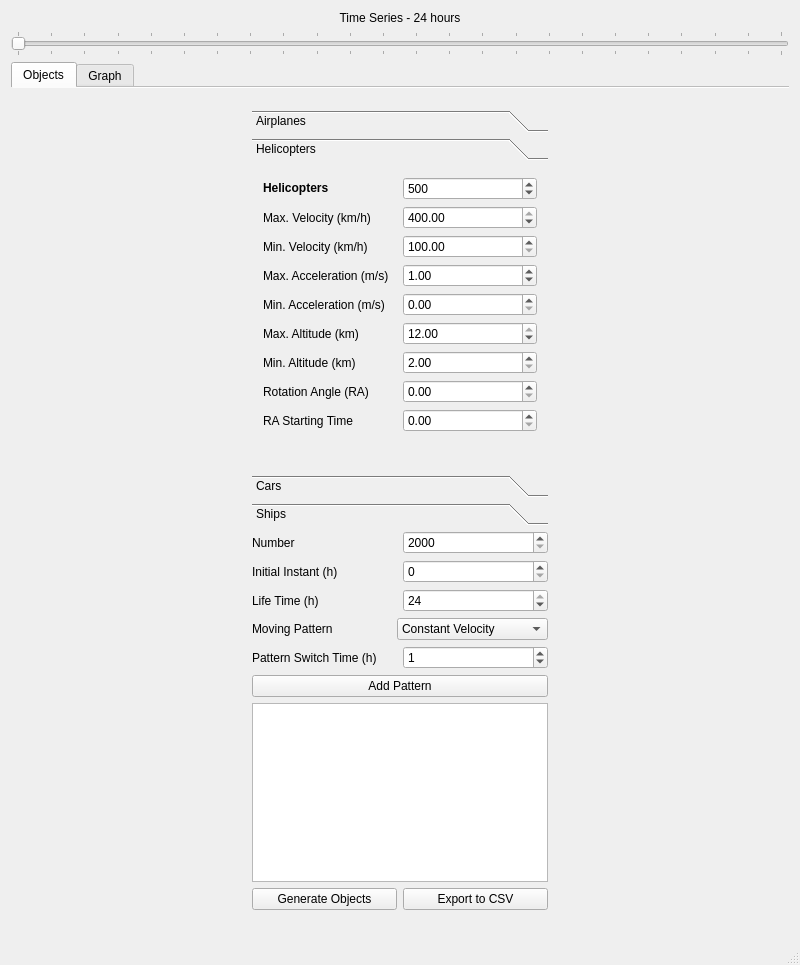
Qt form mainwindow.ui (sergiosvieira/mog) before a commit.
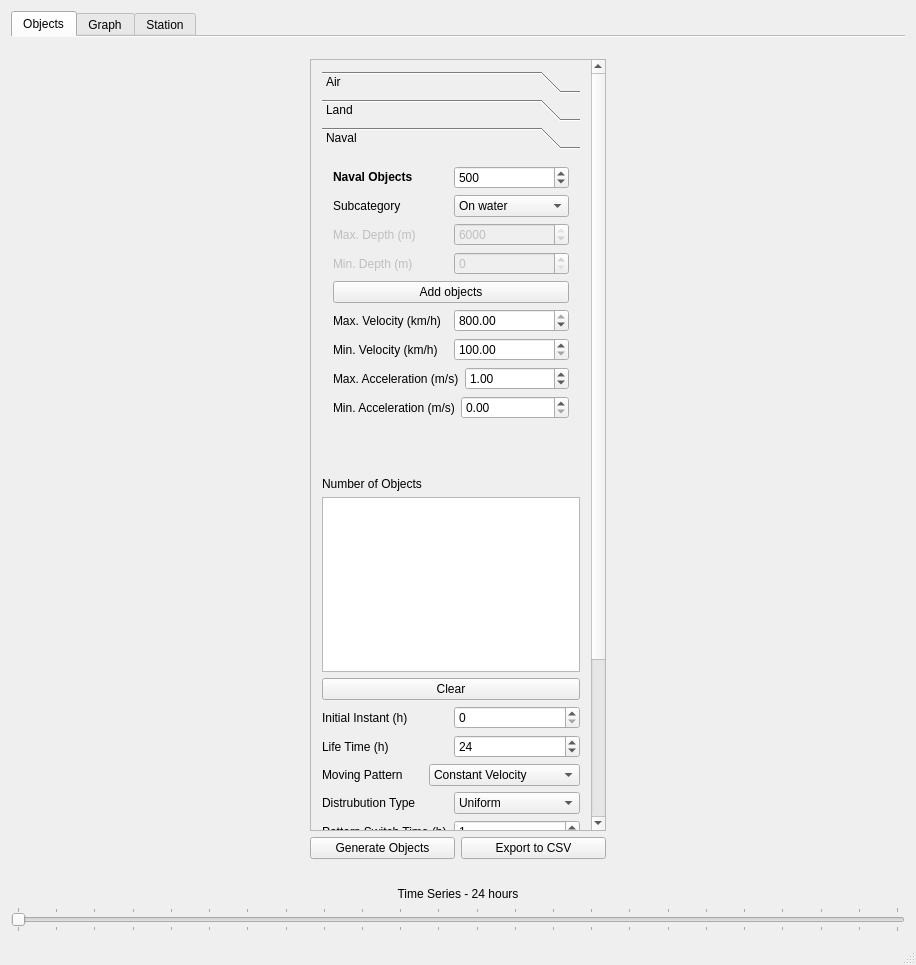
The same form after that commit. The open tabs and pages were chosen to show the change.

Patch:
```diff
--- a/mainwindow.ui
+++ b/mainwindow.ui
@@ -6,7 +6,7 @@
    <rect>
     <x>0</x>
     <y>0</y>
-    <width>800</width>
+    <width>916</width>
     <height>965</height>
    </rect>
   </property>
@@ -20,37 +20,14 @@
      <verstretch>0</verstretch>
     </sizepolicy>
    </property>
-   <layout class="QVBoxLayout" name="_2">
-    <item>
-     <widget class="QLabel" name="label_26">
-      <property name="text">
-       <string>Time Series - 24 hours</string>
-      </property>
-      <property name="alignment">
-       <set>Qt::AlignHCenter|Qt::AlignTop</set>
-      </property>
-     </widget>
-    </item>
-    <item>
-     <widget class="QSlider" name="timeSlider">
-      <property name="maximum">
-       <number>23</number>
-      </property>
-      <property name="orientation">
-       <enum>Qt::Horizontal</enum>
-      </property>
-      <property name="tickPosition">
-       <enum>QSlider::TicksBothSides</enum>
-      </property>
-     </widget>
-    </item>
+   <layout class="QVBoxLayout" name="verticalLayout_12">
     <item>
      <widget class="QTabWidget" name="tabWidget">
       <property name="tabShape">
        <enum>QTabWidget::Rounded</enum>
       </property>
       <property name="currentIndex">
-       <number>0</number>
+       <number>1</number>
       </property>
       <property name="documentMode">
        <bool>true</bool>
@@ -77,27 +54,60 @@
               </property>
               <layout class="QVBoxLayout" name="verticalLayout_2">
                <item>
+                <widget class="QScrollArea" name="scrollArea">
+                 <property name="sizePolicy">
+                  <sizepolicy hsizetype="Expanding" vsizetype="Expanding">
+                   <horstretch>0</horstretch>
+                   <verstretch>0</verstretch>
+                  </sizepolicy>
+                 </property>
+                 <property name="minimumSize">
+                  <size>
+                   <width>0</width>
+                   <height>0</height>
+                  </size>
+                 </property>
+                 <property name="widgetResizable">
+                  <bool>true</bool>
+                 </property>
+                 <widget class="QWidget" name="scrollAreaWidgetContents">
+                  <property name="geometry">
+                   <rect>
+                    <x>0</x>
+                    <y>-346</y>
+                    <width>301</width>
+                    <height>1056</height>
+                   </rect>
+                  </property>
+                  <layout class="QVBoxLayout" name="verticalLayout_13">
+                   <item>
                 <widget class="QToolBox" name="toolBox">
                  <property name="minimumSize">
                   <size>
                    <width>0</width>
-                   <height>0</height>
+                       <height>400</height>
                   </size>
                  </property>
                  <property name="currentIndex">
-                  <number>0</number>
+                      <number>2</number>
                  </property>
                  <widget class="QWidget" name="page_3">
                   <property name="geometry">
                    <rect>
                     <x>0</x>
                     <y>0</y>
-                    <width>279</width>
-                    <height>276</height>
-                   </rect>
-                  </property>
+                        <width>262</width>
+                        <height>401</height>
+                       </rect>
+                      </property>
+                      <property name="minimumSize">
+                       <size>
+                        <width>0</width>
+                        <height>0</height>
+                       </size>
+                      </property>
                   <attribute name="label">
-                   <string>Airplanes</string>
+                       <string>Air</string>
                   </attribute>
                   <layout class="QVBoxLayout" name="verticalLayout_6">
                    <item>
@@ -105,14 +115,14 @@
                      <item>
                       <widget class="QLabel" name="label_36">
                        <property name="text">
-                        <string>&lt;b&gt;Airplanes&lt;/b&gt;</string>
+                            <string>&lt;html&gt;&lt;head/&gt;&lt;body&gt;&lt;p&gt;&lt;span style=&quot; font-weight:600;&quot;&gt;Air objects&lt;/span&gt;&lt;/p&gt;&lt;/body&gt;&lt;/html&gt;</string>
                        </property>
                       </widget>
                      </item>
                      <item>
-                      <widget class="QSpinBox" name="airplanesSB">
+                          <widget class="QSpinBox" name="airSB">
                        <property name="maximum">
-                        <number>6000</number>
+                            <number>2000</number>
                        </property>
                        <property name="value">
                         <number>500</number>
@@ -121,6 +131,115 @@
                      </item>
                     </layout>
                    </item>
+                       <item>
+                        <layout class="QHBoxLayout" name="horizontalLayout_31">
+                         <property name="spacing">
+                          <number>-1</number>
+                         </property>
+                         <property name="leftMargin">
+                          <number>0</number>
+                         </property>
+                         <property name="topMargin">
+                          <number>0</number>
+                         </property>
+                         <item>
+                          <widget class="QLabel" name="label_29">
+                           <property name="text">
+                            <string>Subcategory</string>
+                           </property>
+                          </widget>
+                         </item>
+                         <item>
+                          <widget class="QComboBox" name="airComboBox">
+                           <item>
+                            <property name="text">
+                             <string>Airplane</string>
+                            </property>
+                           </item>
+                           <item>
+                            <property name="text">
+                             <string>Helicopter</string>
+                            </property>
+                           </item>
+                           <item>
+                            <property name="text">
+                             <string>Missile</string>
+                            </property>
+                           </item>
+                           <item>
+                            <property name="text">
+                             <string>Cargo Aircraft</string>
+                            </property>
+                           </item>
+                           <item>
+                            <property name="text">
+                             <string>Fighter Jet</string>
+                            </property>
+                           </item>
+                           <item>
+                            <property name="text">
+                             <string>Boeing Airplane</string>
+                            </property>
+                           </item>
+                          </widget>
+                         </item>
+                        </layout>
+                       </item>
+                       <item>
+                        <widget class="QPushButton" name="pushButton_3">
+                         <property name="text">
+                          <string>Add objects</string>
+                         </property>
+                        </widget>
+                       </item>
+                       <item>
+                        <layout class="QHBoxLayout" name="horizontalLayout_9">
+                         <item>
+                          <widget class="QLabel" name="RALabel">
+                           <property name="enabled">
+                            <bool>false</bool>
+                           </property>
+                           <property name="text">
+                            <string>Rotation Angle (RA)</string>
+                           </property>
+                          </widget>
+                         </item>
+                         <item>
+                          <widget class="QDoubleSpinBox" name="RA">
+                           <property name="enabled">
+                            <bool>false</bool>
+                           </property>
+                           <property name="maximum">
+                            <double>360.000000000000000</double>
+                           </property>
+                          </widget>
+                         </item>
+                        </layout>
+                       </item>
+                       <item>
+                        <layout class="QHBoxLayout" name="horizontalLayout_10">
+                         <item>
+                          <widget class="QLabel" name="RASTLabel">
+                           <property name="enabled">
+                            <bool>false</bool>
+                           </property>
+                           <property name="text">
+                            <string>RA Starting Time</string>
+                           </property>
+                          </widget>
+                         </item>
+                         <item>
+                          <widget class="QDoubleSpinBox" name="RAST">
+                           <property name="enabled">
+                            <bool>false</bool>
+                           </property>
+                           <property name="maximum">
+                            <double>86400.000000000000000</double>
+                           </property>
+                          </widget>
+                         </item>
+                        </layout>
+                       </item>
                    <item>
                     <layout class="QHBoxLayout" name="horizontalLayout_5">
                      <item>
@@ -252,221 +371,17 @@
                    </item>
                   </layout>
                  </widget>
-                 <widget class="QWidget" name="page_4">
-                  <property name="geometry">
-                   <rect>
-                    <x>0</x>
-                    <y>0</y>
-                    <width>279</width>
-                    <height>348</height>
-                   </rect>
-                  </property>
-                  <attribute name="label">
-                   <string>Helicopters</string>
-                  </attribute>
-                  <layout class="QVBoxLayout" name="verticalLayout_7">
-                   <item>
-                    <layout class="QHBoxLayout" name="horizontalLayout_39">
-                     <item>
-                      <widget class="QLabel" name="label_37">
-                       <property name="text">
-                        <string>&lt;b&gt;Helicopters&lt;/b&gt;</string>
-                       </property>
-                      </widget>
-                     </item>
-                     <item>
-                      <widget class="QSpinBox" name="helicoptersSB">
-                       <property name="maximum">
-                        <number>6000</number>
-                       </property>
-                       <property name="value">
-                        <number>500</number>
-                       </property>
-                      </widget>
-                     </item>
-                    </layout>
-                   </item>
-                   <item>
-                    <layout class="QHBoxLayout" name="horizontalLayout_15">
-                     <item>
-                      <widget class="QLabel" name="maxVelHeliLabel">
-                       <property name="text">
-                        <string>Max. Velocity (km/h)</string>
-                       </property>
-                      </widget>
-                     </item>
-                     <item>
-                      <widget class="QDoubleSpinBox" name="maxVelHeli">
-                       <property name="minimum">
-                        <double>0.000000000000000</double>
-                       </property>
-                       <property name="maximum">
-                        <double>400.000000000000000</double>
-                       </property>
-                       <property name="value">
-                        <double>400.000000000000000</double>
-                       </property>
-                      </widget>
-                     </item>
-                    </layout>
-                   </item>
-                   <item>
-                    <layout class="QHBoxLayout" name="horizontalLayout_16">
-                     <item>
-                      <widget class="QLabel" name="label_13">
-                       <property name="text">
-                        <string>Min. Velocity (km/h)</string>
-                       </property>
-                      </widget>
-                     </item>
-                     <item>
-                      <widget class="QDoubleSpinBox" name="minVelHeli">
-                       <property name="minimum">
-                        <double>100.000000000000000</double>
-                       </property>
-                       <property name="maximum">
-                        <double>400.000000000000000</double>
-                       </property>
-                      </widget>
-                     </item>
-                    </layout>
-                   </item>
-                   <item>
-                    <layout class="QHBoxLayout" name="horizontalLayout_17">
-                     <item>
-                      <widget class="QLabel" name="label_14">
-                       <property name="text">
-                        <string>Max. Acceleration (m/s)</string>
-                       </property>
-                      </widget>
-                     </item>
-                     <item>
-                      <widget class="QDoubleSpinBox" name="maxAccelHeli">
-                       <property name="value">
-                        <double>1.000000000000000</double>
-                       </property>
-                      </widget>
-                     </item>
-                    </layout>
-                   </item>
-                   <item>
-                    <layout class="QHBoxLayout" name="horizontalLayout_18">
-                     <item>
-                      <widget class="QLabel" name="label_15">
-                       <property name="text">
-                        <string>Min. Acceleration (m/s)</string>
-                       </property>
-                      </widget>
-                     </item>
-                     <item>
-                      <widget class="QDoubleSpinBox" name="minAccelHeli"/>
-                     </item>
-                    </layout>
-                   </item>
-                   <item>
-                    <layout class="QHBoxLayout" name="horizontalLayout_19">
-                     <item>
-                      <widget class="QLabel" name="label_16">
-                       <property name="text">
-                        <string>Max. Altitude (km)</string>
-                       </property>
-                      </widget>
-                     </item>
-                     <item>
-                      <widget class="QDoubleSpinBox" name="maxAltHeli">
-                       <property name="maximum">
-                        <double>12.000000000000000</double>
-                       </property>
-                       <property name="value">
-                        <double>12.000000000000000</double>
-                       </property>
-                      </widget>
-                     </item>
-                    </layout>
-                   </item>
-                   <item>
-                    <layout class="QHBoxLayout" name="horizontalLayout_20">
-                     <item>
-                      <widget class="QLabel" name="label_17">
-                       <property name="text">
-                        <string>Min. Altitude (km)</string>
-                       </property>
-                      </widget>
-                     </item>
-                     <item>
-                      <widget class="QDoubleSpinBox" name="minAltHeli">
-                       <property name="minimum">
-                        <double>2.000000000000000</double>
-                       </property>
-                       <property name="maximum">
-                        <double>12.000000000000000</double>
-                       </property>
-                      </widget>
-                     </item>
-                    </layout>
-                   </item>
-                   <item>
-                    <layout class="QHBoxLayout" name="horizontalLayout_9">
-                     <item>
-                      <widget class="QLabel" name="label_12">
-                       <property name="text">
-                        <string>Rotation Angle (RA)</string>
-                       </property>
-                      </widget>
-                     </item>
-                     <item>
-                      <widget class="QDoubleSpinBox" name="RA">
-                       <property name="maximum">
-                        <double>360.000000000000000</double>
-                       </property>
-                      </widget>
-                     </item>
-                    </layout>
-                   </item>
-                   <item>
-                    <layout class="QHBoxLayout" name="horizontalLayout_10">
-                     <item>
-                      <widget class="QLabel" name="label_4">
-                       <property name="text">
-                        <string>RA Starting Time</string>
-                       </property>
-                      </widget>
-                     </item>
-                     <item>
-                      <widget class="QDoubleSpinBox" name="RAST">
-                       <property name="maximum">
-                        <double>86400.000000000000000</double>
-                       </property>
-                      </widget>
-                     </item>
-                    </layout>
-                   </item>
-                   <item>
-                    <spacer name="verticalSpacer_2">
-                     <property name="orientation">
-                      <enum>Qt::Vertical</enum>
-                     </property>
-                     <property name="sizeHint" stdset="0">
-                      <size>
-                       <width>20</width>
-                       <height>40</height>
-                      </size>
-                     </property>
-                    </spacer>
-                   </item>
-                  </layout>
-                 </widget>
                  <widget class="QWidget" name="page_5">
                   <property name="geometry">
                    <rect>
                     <x>0</x>
                     <y>0</y>
-                    <width>294</width>
-                    <height>207</height>
+                        <width>277</width>
+                        <height>298</height>
                    </rect>
                   </property>
                   <attribute name="label">
-                   <string>Cars</string>
+                       <string>Land</string>
                   </attribute>
                   <layout class="QVBoxLayout" name="verticalLayout_10">
                    <item>
@@ -474,14 +389,14 @@
                      <item>
                       <widget class="QLabel" name="label_38">
                        <property name="text">
-                        <string>&lt;b&gt;Cars&lt;/b&gt;</string>
+                            <string>&lt;html&gt;&lt;head/&gt;&lt;body&gt;&lt;p&gt;&lt;span style=&quot; font-weight:600;&quot;&gt;Land Objects&lt;/span&gt;&lt;/p&gt;&lt;/body&gt;&lt;/html&gt;</string>
                        </property>
                       </widget>
                      </item>
                      <item>
-                      <widget class="QSpinBox" name="carsSB">
+                          <widget class="QSpinBox" name="landSB">
                        <property name="maximum">
-                        <number>6000</number>
+                            <number>2000</number>
                        </property>
                        <property name="value">
                         <number>500</number>
@@ -490,6 +405,13 @@
                      </item>
                     </layout>
                    </item>
+                       <item>
+                        <widget class="QPushButton" name="pushButton_4">
+                         <property name="text">
+                          <string>Add objects</string>
+                         </property>
+                        </widget>
+                       </item>
                    <item>
                     <layout class="QHBoxLayout" name="horizontalLayout_21">
                      <item>
@@ -587,12 +509,12 @@
                    <rect>
                     <x>0</x>
                     <y>0</y>
-                    <width>279</width>
-                    <height>276</height>
+                        <width>262</width>
+                        <height>335</height>
                    </rect>
                   </property>
                   <attribute name="label">
-                   <string>Ships</string>
+                       <string>Naval</string>
                   </attribute>
                   <layout class="QVBoxLayout" name="verticalLayout_11">
                    <item>
@@ -600,14 +522,14 @@
                      <item>
                       <widget class="QLabel" name="label_39">
                        <property name="text">
-                        <string>&lt;b&gt;Ships&lt;/b&gt;</string>
+                            <string>&lt;html&gt;&lt;head/&gt;&lt;body&gt;&lt;p&gt;&lt;span style=&quot; font-weight:600;&quot;&gt;Naval Objects&lt;/span&gt;&lt;/p&gt;&lt;/body&gt;&lt;/html&gt;</string>
                        </property>
                       </widget>
                      </item>
                      <item>
-                      <widget class="QSpinBox" name="shipsSB">
+                          <widget class="QSpinBox" name="navalSB">
                        <property name="maximum">
-                        <number>6000</number>
+                            <number>2000</number>
                        </property>
                        <property name="value">
                         <number>500</number>
@@ -616,6 +538,92 @@
                      </item>
                     </layout>
                    </item>
+                       <item>
+                        <layout class="QHBoxLayout" name="horizontalLayout_15">
+                         <property name="topMargin">
+                          <number>0</number>
+                         </property>
+                         <item>
+                          <widget class="QLabel" name="label_13">
+                           <property name="text">
+                            <string>Subcategory</string>
+                           </property>
+                          </widget>
+                         </item>
+                         <item>
+                          <widget class="QComboBox" name="navalComboBox">
+                           <item>
+                            <property name="text">
+                             <string>On water</string>
+                            </property>
+                           </item>
+                           <item>
+                            <property name="text">
+                             <string>Underwater</string>
+                            </property>
+                           </item>
+                          </widget>
+                         </item>
+                        </layout>
+                       </item>
+                       <item>
+                        <layout class="QHBoxLayout" name="horizontalLayout_32">
+                         <item>
+                          <widget class="QLabel" name="maxDepthLabel">
+                           <property name="enabled">
+                            <bool>false</bool>
+                           </property>
+                           <property name="text">
+                            <string>Max. Depth (m)</string>
+                           </property>
+                          </widget>
+                         </item>
+                         <item>
+                          <widget class="QSpinBox" name="maxDepthShip">
+                           <property name="enabled">
+                            <bool>false</bool>
+                           </property>
+                           <property name="maximum">
+                            <number>6000</number>
+                           </property>
+                           <property name="value">
+                            <number>6000</number>
+                           </property>
+                          </widget>
+                         </item>
+                        </layout>
+                       </item>
+                       <item>
+                        <layout class="QHBoxLayout" name="horizontalLayout_41">
+                         <item>
+                          <widget class="QLabel" name="minDepthLabel">
+                           <property name="enabled">
+                            <bool>false</bool>
+                           </property>
+                           <property name="text">
+                            <string>Min. Depth (m)</string>
+                           </property>
+                          </widget>
+                         </item>
+                         <item>
+                          <widget class="QSpinBox" name="minDepthShip">
+                           <property name="enabled">
+                            <bool>false</bool>
+                           </property>
+                           <property name="maximum">
+                            <number>6000</number>
+                           </property>
+                          </widget>
+                         </item>
+                        </layout>
+                       </item>
+                       <item>
+                        <widget class="QPushButton" name="pushButton_5">
+                         <property name="text">
+                          <string>Add objects</string>
+                         </property>
+                        </widget>
+                       </item>
                    <item>
                     <layout class="QHBoxLayout" name="horizontalLayout_25">
                      <item>
@@ -693,45 +701,6 @@
                      </item>
                     </layout>
                    </item>
-                   <item>
-                    <layout class="QHBoxLayout" name="horizontalLayout_32">
-                     <item>
-                      <widget class="QLabel" name="label_41">
-                       <property name="text">
-                        <string>Max. Depth (m)</string>
-                       </property>
-                      </widget>
-                     </item>
-                     <item>
-                      <widget class="QSpinBox" name="maxDepthShip">
-                       <property name="maximum">
-                        <number>6000</number>
-                       </property>
-                       <property name="value">
-                        <number>6000</number>
-                       </property>
-                      </widget>
-                     </item>
-                    </layout>
-                   </item>
-                   <item>
-                    <layout class="QHBoxLayout" name="horizontalLayout_41">
-                     <item>
-                      <widget class="QLabel" name="label_42">
-                       <property name="text">
-                        <string>Min. Depth (m)</string>
-                       </property>
-                      </widget>
-                     </item>
-                     <item>
-                      <widget class="QSpinBox" name="minDepthShip">
-                       <property name="maximum">
-                        <number>6000</number>
-                       </property>
-                      </widget>
-                     </item>
-                    </layout>
-                   </item>
                    <item>
                     <spacer name="verticalSpacer_4">
                      <property name="orientation">
@@ -750,25 +719,34 @@
                 </widget>
                </item>
                <item>
-                <layout class="QHBoxLayout" name="horizontalLayout_2">
-                 <item>
                   <widget class="QLabel" name="label">
                    <property name="text">
-                    <string>Number</string>
+                      <string>Number of Objects</string>
                    </property>
                   </widget>
                  </item>
                  <item>
-                  <widget class="QSpinBox" name="number">
-                   <property name="minimum">
-                    <number>2000</number>
-                   </property>
-                   <property name="maximum">
-                    <number>6000</number>
+                    <widget class="QTableView" name="tableObjects">
+                     <property name="sizePolicy">
+                      <sizepolicy hsizetype="Expanding" vsizetype="Expanding">
+                       <horstretch>0</horstretch>
+                       <verstretch>0</verstretch>
+                      </sizepolicy>
+                     </property>
+                     <property name="minimumSize">
+                      <size>
+                       <width>0</width>
+                       <height>175</height>
+                      </size>
                    </property>
                   </widget>
                  </item>
-                </layout>
+                   <item>
+                    <widget class="QPushButton" name="pushButton_6">
+                     <property name="text">
+                      <string>Clear</string>
+                     </property>
+                    </widget>
                </item>
                <item>
                 <layout class="QHBoxLayout" name="horizontalLayout_11">
@@ -800,7 +778,7 @@
                  <item>
                   <widget class="QSpinBox" name="lifeTime">
                    <property name="maximum">
-                    <number>24</number>
+                        <number>72</number>
                    </property>
                    <property name="value">
                     <number>24</number>
@@ -839,6 +817,52 @@
                  </item>
                 </layout>
                </item>
+                   <item>
+                    <layout class="QHBoxLayout" name="horizontalLayout_14">
+                     <item>
+                      <widget class="QLabel" name="label_28">
+                       <property name="text">
+                        <string>Distrubution Type</string>
+                       </property>
+                      </widget>
+                     </item>
+                     <item>
+                      <widget class="QComboBox" name="cmbTypeDistribution">
+                       <property name="currentText">
+                        <string notr="true">Uniform</string>
+                       </property>
+                       <property name="currentIndex">
+                        <number>0</number>
+                       </property>
+                       <item>
+                        <property name="text">
+                         <string>Uniform</string>
+                        </property>
+                       </item>
+                       <item>
+                        <property name="text">
+                         <string>Poisson</string>
+                        </property>
+                       </item>
+                       <item>
+                        <property name="text">
+                         <string>Gaussian</string>
+                        </property>
+                       </item>
+                       <item>
+                        <property name="text">
+                         <string>LeftSkewed</string>
+                        </property>
+                       </item>
+                       <item>
+                        <property name="text">
+                         <string>RightSkewed</string>
+                        </property>
+                       </item>
+                      </widget>
+                     </item>
+                    </layout>
+                   </item>
                <item>
                 <layout class="QHBoxLayout" name="horizontalLayout_4">
                  <item>
@@ -867,6 +891,13 @@
                  </property>
                 </widget>
                </item>
+                   <item>
+                    <widget class="QPushButton" name="pushButton_7">
+                     <property name="text">
+                      <string>Clear</string>
+                     </property>
+                    </widget>
+                   </item>
                <item>
                 <widget class="QTableView" name="patternTable">
                  <property name="minimumSize">
@@ -877,6 +908,10 @@
                  </property>
                 </widget>
                </item>
+                  </layout>
+                 </widget>
+                </widget>
+               </item>
                <item>
                 <layout class="QHBoxLayout" name="horizontalLayout_29">
                  <item>
@@ -911,6 +946,37 @@
        <layout class="QVBoxLayout" name="verticalLayout_3">
         <item>
          <layout class="QVBoxLayout" name="verticalLayout_4">
+          <item>
+           <layout class="QHBoxLayout" name="horizontalLayout_30">
+            <item>
+             <widget class="QPushButton" name="btnHistogram">
+              <property name="text">
+               <string>Histogram Graph</string>
+              </property>
+             </widget>
+            </item>
+            <item>
+             <widget class="QPushButton" name="btnTrajectory">
+              <property name="text">
+               <string>Trajectory</string>
+              </property>
+             </widget>
+            </item>
+            <item>
+             <spacer name="horizontalSpacer">
+              <property name="orientation">
+               <enum>Qt::Horizontal</enum>
+              </property>
+              <property name="sizeHint" stdset="0">
+               <size>
+                <width>40</width>
+                <height>20</height>
+               </size>
+              </property>
+             </spacer>
+            </item>
+           </layout>
+          </item>
           <item>
            <layout class="QHBoxLayout" name="trajectoryHLayout">
             <property name="sizeConstraint">
@@ -958,17 +1024,90 @@
                <property name="bottomMargin">
                 <number>0</number>
                </property>
+               <item>
+                <layout class="QHBoxLayout" name="horizontalLayout_2">
+                 <item>
+                  <widget class="QLabel" name="label_4">
+                   <property name="text">
+                    <string>Category</string>
+                   </property>
+                  </widget>
+                 </item>
+                 <item>
+                  <widget class="QComboBox" name="objectCategories">
+                   <property name="sizePolicy">
+                    <sizepolicy hsizetype="Preferred" vsizetype="Fixed">
+                     <horstretch>1</horstretch>
+                     <verstretch>0</verstretch>
+                    </sizepolicy>
+                   </property>
+                   <item>
+                    <property name="text">
+                     <string>Airplane</string>
+                    </property>
+                   </item>
+                   <item>
+                    <property name="text">
+                     <string>Helicopter</string>
+                    </property>
+                   </item>
+                   <item>
+                    <property name="text">
+                     <string>Missile</string>
+                    </property>
+                   </item>
+                   <item>
+                    <property name="text">
+                     <string>Cargo Aircraft</string>
+                    </property>
+                   </item>
+                   <item>
+                    <property name="text">
+                     <string>Boing Airplane</string>
+                    </property>
+                   </item>
+                   <item>
+                    <property name="text">
+                     <string>Fighter Jet</string>
+                    </property>
+                   </item>
+                   <item>
+                    <property name="text">
+                     <string>Land</string>
+                    </property>
+                   </item>
+                   <item>
+                    <property name="text">
+                     <string>On water</string>
+                    </property>
+                   </item>
+                   <item>
+                    <property name="text">
+                     <string>Underwater</string>
+                    </property>
+                   </item>
+                  </widget>
+                 </item>
+                </layout>
+               </item>
                <item>
                 <layout class="QHBoxLayout" name="horizontalLayout_35">
                  <item>
                   <widget class="QLabel" name="label_34">
                    <property name="text">
-                    <string>Object ID</string>
+                    <string>Name</string>
                    </property>
                   </widget>
                  </item>
                  <item>
-                  <widget class="QComboBox" name="objectsID"/>
+                  <widget class="QComboBox" name="objectsID">
+                   <property name="sizePolicy">
+                    <sizepolicy hsizetype="Preferred" vsizetype="Fixed">
+                     <horstretch>1</horstretch>
+                     <verstretch>0</verstretch>
+                    </sizepolicy>
+                   </property>
+                  </widget>
                  </item>
                 </layout>
                </item>
@@ -979,7 +1118,7 @@
                    <item>
                     <widget class="QLabel" name="label_35">
                      <property name="text">
-                      <string>Object Type</string>
+                      <string>Type</string>
                      </property>
                     </widget>
                    </item>
@@ -987,7 +1126,7 @@
                     <widget class="QPlainTextEdit" name="objectType">
                      <property name="sizePolicy">
                       <sizepolicy hsizetype="Minimum" vsizetype="Fixed">
-                       <horstretch>0</horstretch>
+                       <horstretch>1</horstretch>
                        <verstretch>0</verstretch>
                       </sizepolicy>
                      </property>
@@ -997,6 +1136,9 @@
                        <height>27</height>
                       </size>
                      </property>
+                     <property name="focusPolicy">
+                      <enum>Qt::NoFocus</enum>
+                     </property>
                      <property name="documentTitle">
                       <string/>
                      </property>
@@ -1023,7 +1165,7 @@
                     <widget class="QPlainTextEdit" name="objectST">
                      <property name="sizePolicy">
                       <sizepolicy hsizetype="Minimum" vsizetype="Fixed">
-                       <horstretch>0</horstretch>
+                       <horstretch>1</horstretch>
                        <verstretch>0</verstretch>
                       </sizepolicy>
                      </property>
@@ -1033,6 +1175,9 @@
                        <height>27</height>
                       </size>
                      </property>
+                     <property name="focusPolicy">
+                      <enum>Qt::NoFocus</enum>
+                     </property>
                      <property name="readOnly">
                       <bool>true</bool>
                      </property>
@@ -1053,7 +1198,7 @@
                     <widget class="QPlainTextEdit" name="objectET">
                      <property name="sizePolicy">
                       <sizepolicy hsizetype="Minimum" vsizetype="Fixed">
-                       <horstretch>0</horstretch>
+                       <horstretch>1</horstretch>
                        <verstretch>0</verstretch>
                       </sizepolicy>
                      </property>
@@ -1063,6 +1208,9 @@
                        <height>27</height>
                       </size>
                      </property>
+                     <property name="focusPolicy">
+                      <enum>Qt::NoFocus</enum>
+                     </property>
                      <property name="readOnly">
                       <bool>true</bool>
                      </property>
@@ -1081,6 +1229,60 @@
         </item>
        </layout>
       </widget>
+      <widget class="QWidget" name="tab_3">
+       <attribute name="title">
+        <string>Station</string>
+       </attribute>
+       <layout class="QVBoxLayout" name="verticalLayout">
+        <property name="spacing">
+         <number>0</number>
+        </property>
+        <item>
+         <layout class="QHBoxLayout" name="tbInsertObject">
+          <property name="sizeConstraint">
+           <enum>QLayout::SetDefaultConstraint</enum>
+          </property>
+         </layout>
+        </item>
+        <item>
+         <widget class="QPushButton" name="pushButton_2">
+          <property name="enabled">
+           <bool>false</bool>
+          </property>
+          <property name="styleSheet">
+           <string notr="true">background-color: rgb(255, 0, 0);
+color: rgb(0, 0, 0);</string>
+          </property>
+          <property name="text">
+           <string>DMZ</string>
+          </property>
+         </widget>
+        </item>
+       </layout>
+      </widget>
+     </widget>
+    </item>
+    <item>
+     <widget class="QLabel" name="label_26">
+      <property name="text">
+       <string>Time Series - 24 hours</string>
+      </property>
+      <property name="alignment">
+       <set>Qt::AlignHCenter|Qt::AlignTop</set>
+      </property>
+     </widget>
+    </item>
+    <item>
+     <widget class="QSlider" name="timeSlider">
+      <property name="maximum">
+       <number>23</number>
+      </property>
+      <property name="orientation">
+       <enum>Qt::Horizontal</enum>
+      </property>
+      <property name="tickPosition">
+       <enum>QSlider::TicksBothSides</enum>
+      </property>
      </widget>
     </item>
    </layout>
```
Left out of the diff: 40 changed lines with no effect on the pictures. Lines whose indentation alone changed are shown as unchanged.
